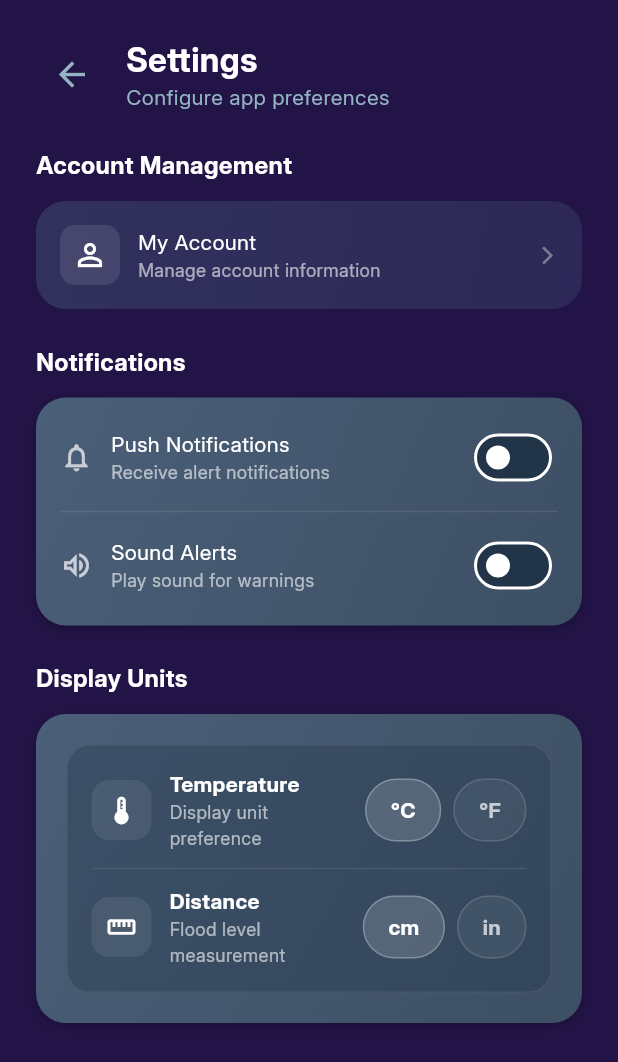
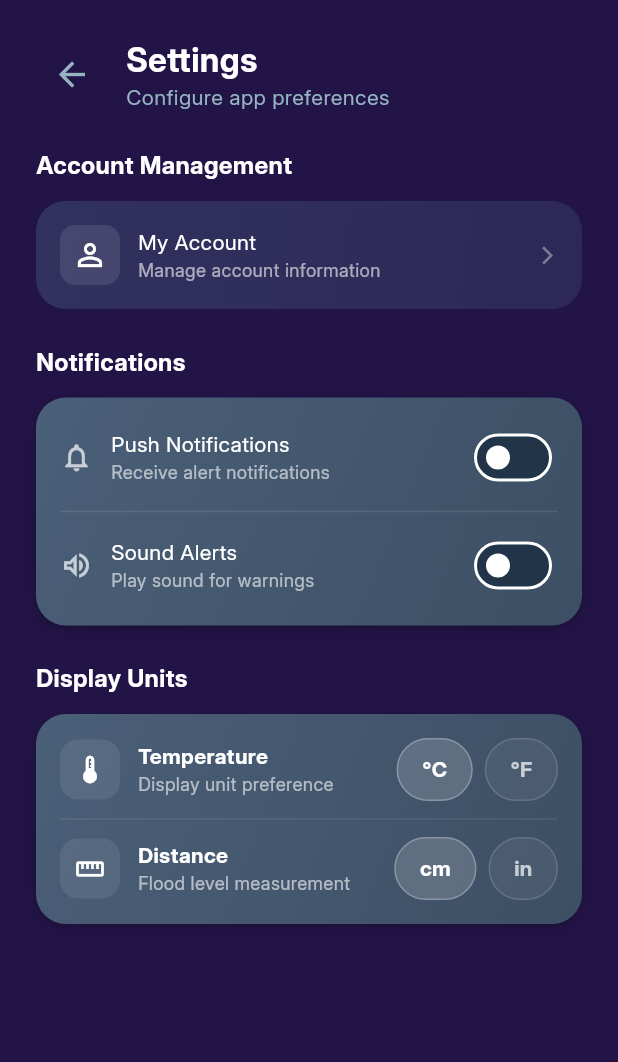
Before and after one commit to jirah11/roadsense_iot_vehicle_safety_system, a Flutter app: the SettingsScreen widget shown alone on an empty page, opened directly with empty values, on a phone screen of 412 x 824 dp. Shown: the top 1062 px of the screen. Run offline on Flutter 3.47's test engine with Material 3 defaults, Android fonts, the phone set to English and light mode, and no system bars; our stand-ins replace cloud_firestore, firebase_auth, firebase_core, flutter_svg, google_fonts; accounts and stored records are empty.

Commit message:
Settings + App + Vehicle Profile bug fixes

```diff
--- a/lib/app.dart
+++ b/lib/app.dart
@@ -503,7 +503,8 @@ class _AppShellState extends State<AppShell> {
                     ),
 
                   if (_currentScreen == AppScreen.settings)
-                    SettingsScreen(
+                    Positioned.fill(
+                        child: SettingsScreen(
                           userInfo: _userInfo,
                           notificationsEnabled: _notificationsEnabled,
                           soundEnabled: _soundEnabled,
@@ -516,6 +517,7 @@ class _AppShellState extends State<AppShell> {
                           onDistanceUnitChanged: (u) => setState(() => _distanceUnit = u),
                           onUserInfoChanged: (info) => setState(() => _userInfo = info),
                           onGoToMyAccount: () => _goTo(AppScreen.myAccount),
+                        ),
                     ),
 
 
--- a/lib/screens/settings_screen.dart
+++ b/lib/screens/settings_screen.dart
@@ -19,7 +19,6 @@ class SettingsScreen extends StatefulWidget {
   final ValueChanged<UserInfo> onUserInfoChanged;
   final VoidCallback onGoToMyAccount;
 
-
   const SettingsScreen({
     super.key,
     required this.userInfo,
@@ -36,10 +35,10 @@ class SettingsScreen extends StatefulWidget {
     required this.onGoToMyAccount,
   });
 
-
   @override
   State<SettingsScreen> createState() => _SettingsScreenState();
 }
+
 class _SettingsScreenState extends State<SettingsScreen> {
   @override
   Widget build(BuildContext context) {
@@ -52,20 +51,44 @@ class _SettingsScreenState extends State<SettingsScreen> {
             children: [
               IconButton(
                 onPressed: widget.onBack,
-                icon: const Icon(Icons.arrow_back, color: AppColors.accent, size: 26),
+                icon: const Icon(
+                  Icons.arrow_back,
+                  color: AppColors.accent,
+                  size: 26,
+                ),
               ),
               const SizedBox(width: 12),
               Column(
                 crossAxisAlignment: CrossAxisAlignment.start,
                 children: [
-                  Text('Settings', style: GoogleFonts.inter(fontSize: 22, fontWeight: FontWeight.bold, color: Colors.white)),
-                  Text('Configure app preferences', style: GoogleFonts.inter(fontSize: 14, color: AppColors.accent)),
+                  Text(
+                    'Settings',
+                    style: GoogleFonts.inter(
+                      fontSize: 22,
+                      fontWeight: FontWeight.bold,
+                      color: Colors.white,
+                    ),
+                  ),
+                  Text(
+                    'Configure app preferences',
+                    style: GoogleFonts.inter(
+                      fontSize: 14,
+                      color: AppColors.accent,
+                    ),
+                  ),
                 ],
               ),
             ],
           ),
           const SizedBox(height: 24),
-          Text('Account Management', style: GoogleFonts.inter(fontSize: 16, fontWeight: FontWeight.w600, color: Colors.white)),
+          Text(
+            'Account Management',
+            style: GoogleFonts.inter(
+              fontSize: 16,
+              fontWeight: FontWeight.w600,
+              color: Colors.white,
+            ),
+          ),
           const SizedBox(height: 12),
           GestureDetector(
             onTap: widget.onGoToMyAccount,
@@ -76,7 +99,10 @@ class _SettingsScreenState extends State<SettingsScreen> {
                 gradient: LinearGradient(
                   begin: Alignment.topLeft,
                   end: Alignment.bottomRight,
-                  colors: [AppColors.primary.withValues(alpha: 0.3), AppColors.primary.withValues(alpha: 0.2)],
+                  colors: [
+                    AppColors.primary.withValues(alpha: 0.3),
+                    AppColors.primary.withValues(alpha: 0.2),
+                  ],
                 ),
                 borderRadius: BorderRadius.circular(20),
               ),
@@ -85,49 +111,101 @@ class _SettingsScreenState extends State<SettingsScreen> {
                   Container(
                     width: 40,
                     height: 40,
-                    decoration: BoxDecoration(color: Colors.white.withValues(alpha: 0.1), borderRadius: BorderRadius.circular(10)),
-                    child: const Icon(Icons.person_outline, color: Colors.white),
+                    decoration: BoxDecoration(
+                      color: Colors.white.withValues(alpha: 0.1),
+                      borderRadius: BorderRadius.circular(10),
+                    ),
+                    child: const Icon(
+                      Icons.person_outline,
+                      color: Colors.white,
+                    ),
                   ),
                   const SizedBox(width: 12),
                   Expanded(
                     child: Column(
                       crossAxisAlignment: CrossAxisAlignment.start,
                       children: [
-                        Text('My Account',
-                            style: GoogleFonts.inter(
-                                fontWeight: FontWeight.w500,
-                                color: Colors.white)),
-                        Text('Manage account information', style: GoogleFonts.inter(fontSize: 12, color: Colors.white60)),
+                        Text(
+                          'My Account',
+                          style: GoogleFonts.inter(
+                            fontWeight: FontWeight.w500,
+                            color: Colors.white,
+                          ),
+                        ),
+                        Text(
+                          'Manage account information',
+                          style: GoogleFonts.inter(
+                            fontSize: 12,
+                            color: Colors.white60,
+                          ),
+                        ),
                       ],
                     ),
                   ),
-                  Icon(Icons.arrow_forward_ios, size: 14, color: Colors.white38),
+                  Icon(
+                    Icons.arrow_forward_ios,
+                    size: 14,
+                    color: Colors.white38,
+                  ),
                 ],
               ),
             ),
           ),
           const SizedBox(height: 24),
-          Text('Notifications', style: GoogleFonts.inter(fontSize: 16, fontWeight: FontWeight.w600, color: Colors.white)),
+          Text(
+            'Notifications',
+            style: GoogleFonts.inter(
+              fontSize: 16,
+              fontWeight: FontWeight.w600,
+              color: Colors.white,
+            ),
+          ),
           const SizedBox(height: 12),
           Container(
             padding: const EdgeInsets.all(16),
             decoration: BoxDecoration(
-              gradient: const LinearGradient(begin: Alignment.topLeft, end: Alignment.bottomRight, colors: [AppColors.cardDark, AppColors.cardDarker]),
+              gradient: const LinearGradient(
+                begin: Alignment.topLeft,
+                end: Alignment.bottomRight,
+                colors: [AppColors.cardDark, AppColors.cardDarker],
+              ),
               borderRadius: BorderRadius.circular(20),
-              boxShadow: [BoxShadow(color: Colors.black26, blurRadius: 8, offset: const Offset(0, 2))],
+              boxShadow: [
+                BoxShadow(
+                  color: Colors.black26,
+                  blurRadius: 8,
+                  offset: const Offset(0, 2),
+                ),
+              ],
             ),
             child: Column(
               children: [
                 Row(
                   children: [
-                    Icon(Icons.notifications_outlined, color: Colors.white70, size: 22),
+                    Icon(
+                      Icons.notifications_outlined,
+                      color: Colors.white70,
+                      size: 22,
+                    ),
                     const SizedBox(width: 12),
                     Expanded(
                       child: Column(
                         crossAxisAlignment: CrossAxisAlignment.start,
                         children: [
-                          Text('Push Notifications', style: GoogleFonts.inter(fontWeight: FontWeight.w500, color: Colors.white)),
-                          Text('Receive alert notifications', style: GoogleFonts.inter(fontSize: 12, color: Colors.white60)),
+                          Text(
+                            'Push Notifications',
+                            style: GoogleFonts.inter(
+                              fontWeight: FontWeight.w500,
+                              color: Colors.white,
+                            ),
+                          ),
+                          Text(
+                            'Receive alert notifications',
+                            style: GoogleFonts.inter(
+                              fontSize: 12,
+                              color: Colors.white60,
+                            ),
+                          ),
                         ],
                       ),
                     ),
@@ -141,14 +219,30 @@ class _SettingsScreenState extends State<SettingsScreen> {
                 Divider(color: Colors.white.withValues(alpha: 0.1), height: 24),
                 Row(
                   children: [
-                    Icon(Icons.volume_up_outlined, color: Colors.white70, size: 22),
+                    Icon(
+                      Icons.volume_up_outlined,
+                      color: Colors.white70,
+                      size: 22,
+                    ),
                     const SizedBox(width: 12),
                     Expanded(
                       child: Column(
                         crossAxisAlignment: CrossAxisAlignment.start,
                         children: [
-                          Text('Sound Alerts', style: GoogleFonts.inter(fontWeight: FontWeight.w500, color: Colors.white)),
-                          Text('Play sound for warnings', style: GoogleFonts.inter(fontSize: 12, color: Colors.white60)),
+                          Text(
+                            'Sound Alerts',
+                            style: GoogleFonts.inter(
+                              fontWeight: FontWeight.w500,
+                              color: Colors.white,
+                            ),
+                          ),
+                          Text(
+                            'Play sound for warnings',
+                            style: GoogleFonts.inter(
+                              fontSize: 12,
+                              color: Colors.white60,
+                            ),
+                          ),
                         ],
                       ),
                     ),
@@ -163,14 +257,22 @@ class _SettingsScreenState extends State<SettingsScreen> {
             ),
           ),
           const SizedBox(height: 24),
-          Text('Display Units', style: GoogleFonts.inter(fontSize: 16, fontWeight: FontWeight.w600, color: Colors.white)),
+          Text(
+            'Display Units',
+            style: GoogleFonts.inter(
+              fontSize: 16,
+              fontWeight: FontWeight.w600,
+              color: Colors.white,
+            ),
+          ),
           const SizedBox(height: 12),
           _displayUnitsCard(),
         ],
       ),
     );
   }
-//eto yung display units cards. para madisplay permanently yung units na prefer ng user
+
+  //eto yung display units cards. para madisplay permanently yung units na prefer ng user
   Widget _displayUnitsCard() {
     Widget unitChip({
       required String label,
@@ -183,10 +285,14 @@ class _SettingsScreenState extends State<SettingsScreen> {
           duration: const Duration(milliseconds: 180),
           padding: const EdgeInsets.symmetric(horizontal: 16, vertical: 10),
           decoration: BoxDecoration(
-            color: isActive ? Colors.white.withValues(alpha: 0.16) : Colors.white.withValues(alpha: 0.06),
+            color: isActive
+                ? Colors.white.withValues(alpha: 0.16)
+                : Colors.white.withValues(alpha: 0.06),
             borderRadius: BorderRadius.circular(999),
             border: Border.all(
-              color: isActive ? Colors.white.withValues(alpha: 0.26) : Colors.white.withValues(alpha: 0.14),
+              color: isActive
+                  ? Colors.white.withValues(alpha: 0.26)
+                  : Colors.white.withValues(alpha: 0.14),
             ),
           ),
           child: Text(
@@ -201,10 +307,8 @@ class _SettingsScreenState extends State<SettingsScreen> {
       );
     }
 
-
     return Container(
-      width: double.infinity,
-      padding: const EdgeInsets.all(20),
+      padding: const EdgeInsets.all(16),
       decoration: BoxDecoration(
         gradient: const LinearGradient(
           begin: Alignment.topLeft,
@@ -221,96 +325,119 @@ class _SettingsScreenState extends State<SettingsScreen> {
         ],
       ),
       child: Column(
-        crossAxisAlignment: CrossAxisAlignment.start,
         children: [
-          Container(
-            padding: const EdgeInsets.all(16),
-            decoration: BoxDecoration(
-              color: AppColors.backgroundStart.withValues(alpha: 0.35),
-              borderRadius: BorderRadius.circular(16),
-              border: Border.all(color: Colors.white.withValues(alpha: 0.08)),
-            ),
-            child: Column(
-              children: [
-                Row(
+          Row(
+            children: [
+              Container(
+                width: 40,
+                height: 40,
+                decoration: BoxDecoration(
+                  color: Colors.white.withValues(alpha: 0.08),
+                  borderRadius: BorderRadius.circular(12),
+                ),
+                child: const Icon(
+                  Icons.thermostat,
+                  color: Colors.white,
+                  size: 22,
+                ),
+              ),
+              const SizedBox(width: 12),
+              Expanded(
+                child: Column(
+                  crossAxisAlignment: CrossAxisAlignment.start,
                   children: [
-                    Container(
-                      width: 40,
-                      height: 40,
-                      decoration: BoxDecoration(
-                        color: Colors.white.withValues(alpha: 0.08),
-                        borderRadius: BorderRadius.circular(12),
-                      ),
-                      child: const Icon(Icons.thermostat, color: Colors.white, size: 22),
-                    ),
-                    const SizedBox(width: 12),
-                    Expanded(
-                      child: Column(
-                        crossAxisAlignment: CrossAxisAlignment.start,
-                        children: [
-                          Text('Temperature', style: GoogleFonts.inter(fontWeight: FontWeight.w600, color: Colors.white)),
-                          Text('Display unit preference', style: GoogleFonts.inter(fontSize: 12, color: Colors.white60)),
-                        ],
+                    Text(
+                      'Temperature',
+                      style: GoogleFonts.inter(
+                        fontWeight: FontWeight.w600,
+                        color: Colors.white,
                       ),
                     ),
-                    Row(
-                      children: [
-                        unitChip(
-                          label: '°C',
-                          isActive: widget.tempUnit == TemperatureUnit.celsius,
-                          onTap: () => widget.onTempUnitChanged(TemperatureUnit.celsius),
-                        ),
-                        const SizedBox(width: 8),
-                        unitChip(
-                          label: '°F',
-                          isActive: widget.tempUnit == TemperatureUnit.fahrenheit,
-                          onTap: () => widget.onTempUnitChanged(TemperatureUnit.fahrenheit),
-                        ),
-                      ],
+                    Text(
+                      'Display unit preference',
+                      style: GoogleFonts.inter(
+                        fontSize: 12,
+                        color: Colors.white60,
+                      ),
                     ),
                   ],
                 ),
-                Divider(color: Colors.white.withValues(alpha: 0.08), height: 24),
-                Row(
+              ),
+              Row(
+                children: [
+                  unitChip(
+                    label: '°C',
+                    isActive: widget.tempUnit == TemperatureUnit.celsius,
+                    onTap: () =>
+                        widget.onTempUnitChanged(TemperatureUnit.celsius),
+                  ),
+                  const SizedBox(width: 8),
+                  unitChip(
+                    label: '°F',
+                    isActive: widget.tempUnit == TemperatureUnit.fahrenheit,
+                    onTap: () =>
+                        widget.onTempUnitChanged(TemperatureUnit.fahrenheit),
+                  ),
+                ],
+              ),
+            ],
+          ),
+          Divider(color: Colors.white.withValues(alpha: 0.08), height: 24),
+          Row(
+            children: [
+              Container(
+                width: 40,
+                height: 40,
+                decoration: BoxDecoration(
+                  color: Colors.white.withValues(alpha: 0.08),
+                  borderRadius: BorderRadius.circular(12),
+                ),
+                child: const Icon(
+                  Icons.straighten,
+                  color: Colors.white,
+                  size: 20,
+                ),
+              ),
+              const SizedBox(width: 12),
+              Expanded(
+                child: Column(
+                  crossAxisAlignment: CrossAxisAlignment.start,
                   children: [
-                    Container(
-                      width: 40,
-                      height: 40,
-                      decoration: BoxDecoration(
-                        color: Colors.white.withValues(alpha: 0.08),
-                        borderRadius: BorderRadius.circular(12),
-                      ),
-                      child: const Icon(Icons.straighten, color: Colors.white, size: 20),
-                    ),
-                    const SizedBox(width: 12),
-                    Expanded(
-                      child: Column(
-                        crossAxisAlignment: CrossAxisAlignment.start,
-                        children: [
-                          Text('Distance', style: GoogleFonts.inter(fontWeight: FontWeight.w600, color: Colors.white)),
-                          Text('Flood level measurement', style: GoogleFonts.inter(fontSize: 12, color: Colors.white60)),
-                        ],
+                    Text(
+                      'Distance',
+                      style: GoogleFonts.inter(
+                        fontWeight: FontWeight.w600,
+                        color: Colors.white,
                       ),
                     ),
-                    Row(
-                      children: [
-                        unitChip(
-                          label: 'cm',
-                          isActive: widget.distanceUnit == DistanceUnit.centimeters,
-                          onTap: () => widget.onDistanceUnitChanged(DistanceUnit.centimeters),
-                        ),
-                        const SizedBox(width: 8),
-                        unitChip(
-                          label: 'in',
-                          isActive: widget.distanceUnit == DistanceUnit.inches,
-                          onTap: () => widget.onDistanceUnitChanged(DistanceUnit.inches),
-                        ),
-                      ],
+                    Text(
+                      'Flood level measurement',
+                      style: GoogleFonts.inter(
+                        fontSize: 12,
+                        color: Colors.white60,
+                      ),
                     ),
                   ],
                 ),
-              ],
-            ),
+              ),
+              Row(
+                children: [
+                  unitChip(
+                    label: 'cm',
+                    isActive: widget.distanceUnit == DistanceUnit.centimeters,
+                    onTap: () =>
+                        widget.onDistanceUnitChanged(DistanceUnit.centimeters),
+                  ),
+                  const SizedBox(width: 8),
+                  unitChip(
+                    label: 'in',
+                    isActive: widget.distanceUnit == DistanceUnit.inches,
+                    onTap: () =>
+                        widget.onDistanceUnitChanged(DistanceUnit.inches),
+                  ),
+                ],
+              ),
+            ],
           ),
         ],
       ),
--- a/lib/screens/vehicle_profile_screen.dart
+++ b/lib/screens/vehicle_profile_screen.dart
@@ -495,7 +495,7 @@ class _VehicleProfileScreenState extends State<VehicleProfileScreen> {
             color: selected
                 ? Colors.white.withValues(alpha: 0.18)
                 : Colors.white.withValues(alpha: 0.06),
-            borderRadius: BorderRadius.circular(8),
+            borderRadius: BorderRadius.circular(999),
             border: Border.all(
               color: selected
                   ? Colors.white.withValues(alpha: 0.22)
```
Lines whose indentation alone changed are shown as unchanged.
